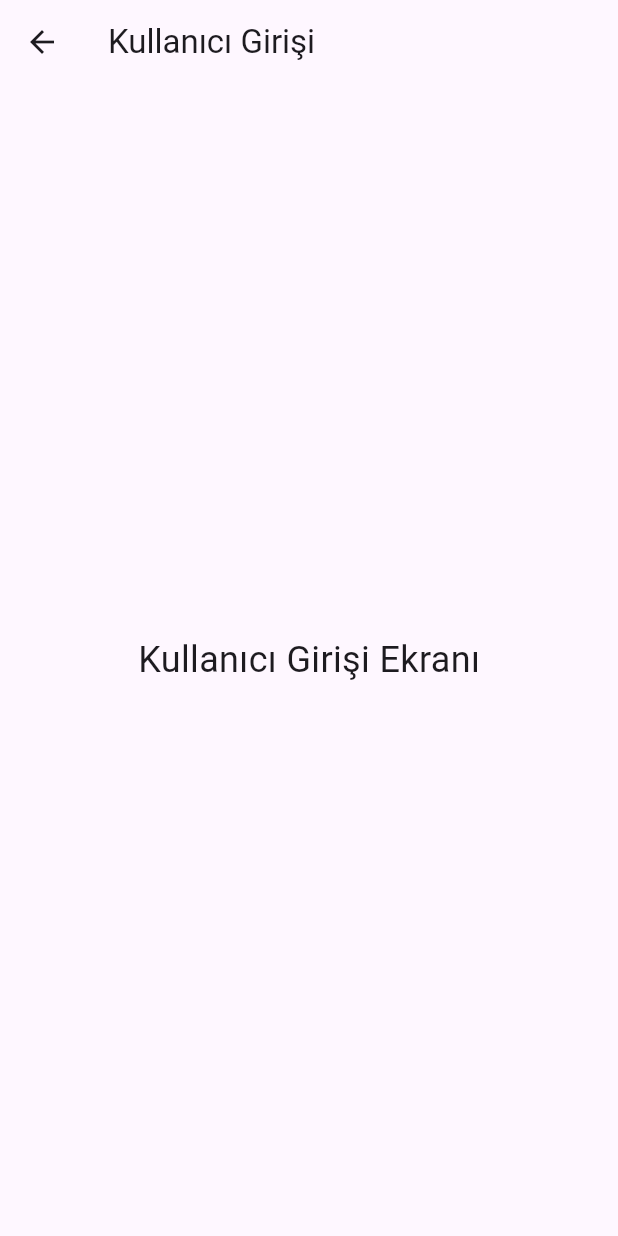
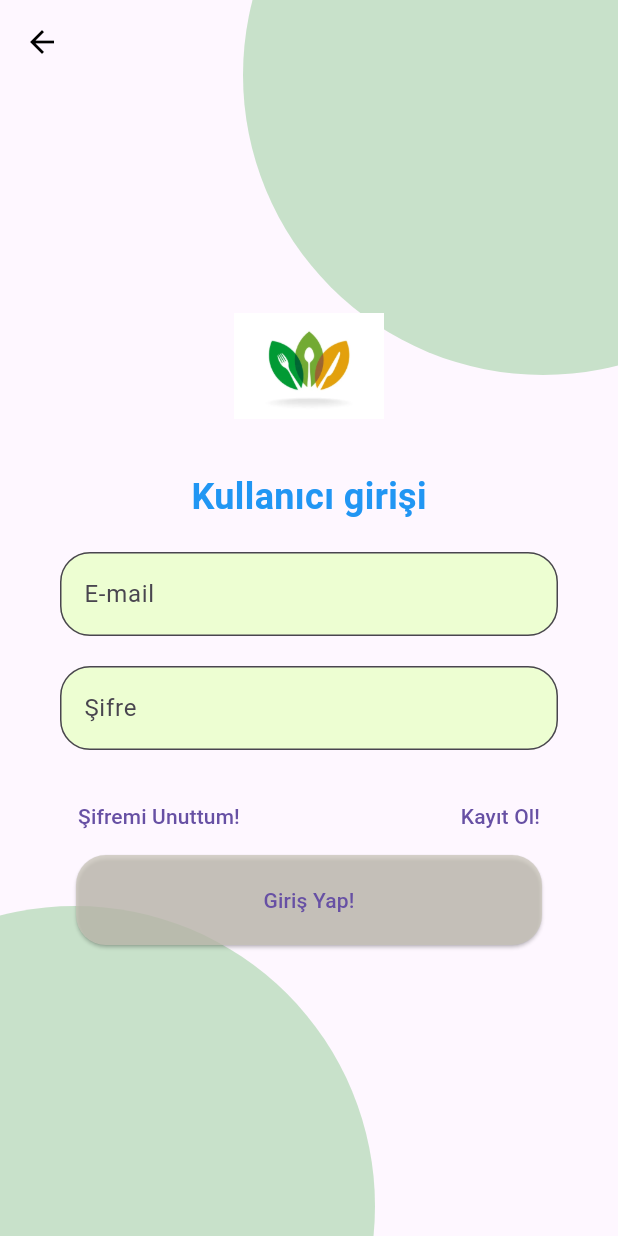
Before and after one commit to fatihTalhaYavuz/bootcampGoogle60, a Flutter app: the UserLoginScreen screen opened directly, on a phone screen of 412 x 824 dp. Run offline on Flutter 3.47's test engine with Material 3 defaults, Android fonts, the phone set to English and light mode, and no system bars.

Commit message:
Update colors for the user login screen and restaurant login screen

```diff
--- /dev/null
+++ b/lib/colors.dart
@@ -0,0 +1,9 @@
+import 'dart:ui';
+
+var lgnback = const Color(0xFFEDFED2); // kullanıcı adı şifre girdiğimiz yerin arka rengi
+var circle1 = const Color(0xFF7DD15F); // Yeşilimsi daireler
+var lgnbttns = const Color(0xFFC8C4B7); // Giriş yapmadan önceki buton (Giriş yap - Kayıt ol vb.)
+var buttonrenk2 = const Color(0xFFF7B500);
+var yazirenk = const Color(0xFF8A959E);
+var anayazirenk = const Color(0xFF12162D);
+var anarenk3 = const Color(0xFF596552);
--- a/lib/pages/loginscreen/user_login_screen.dart
+++ b/lib/pages/loginscreen/user_login_screen.dart
@@ -1,4 +1,5 @@
 import 'package:flutter/material.dart';
+import 'package:google_bootcamp_60/colors.dart';
 
 class UserLoginScreen extends StatelessWidget {
   const UserLoginScreen({super.key});
@@ -6,20 +7,130 @@ class UserLoginScreen extends StatelessWidget {
   @override
   Widget build(BuildContext context) {
     return Scaffold(
+      resizeToAvoidBottomInset: false, // Klavye açıldığında yeniden boyutlandırmayı engeller
+      extendBodyBehindAppBar: true, // AppBar'ın arka plana yayılmasını sağlar
       appBar: AppBar(
-        title: const Text('Kullanıcı Girişi'),
+        backgroundColor: Colors.transparent,
+        elevation: 0,
+        iconTheme: const IconThemeData(color: Colors.black),
       ),
-      body: Center(
-        child: Column(
-          mainAxisAlignment: MainAxisAlignment.center,
-          children: const [
-            Text(
-              'Kullanıcı Girişi Ekranı',
-              style: TextStyle(fontSize: 24.0),
+      body: Stack(
+        children: [
+          // Üst yeşil daire
+          Positioned(
+            top: -150,
+            right: -150,
+            child: Container(
+              width: 400,
+              height: 400,
+              decoration: BoxDecoration(
+                color: Colors.green.withOpacity(0.3),
+                shape: BoxShape.circle,
+              ),
             ),
-            // Diğer kullanıcı girişi içerikleri burada olacak
-          ],
-        ),
+          ),
+          // Alt yeşil daire
+          Positioned(
+            bottom: -180,
+            left: -150,
+            child: Container(
+              width: 400,
+              height: 400,
+              decoration: BoxDecoration(
+                color: Colors.green.withOpacity(0.3),
+                shape: BoxShape.circle,
+              ),
+            ),
+          ),
+          // İçerik
+          Center(
+            child: SingleChildScrollView(
+              child: Padding(
+                padding: const EdgeInsets.symmetric(horizontal: 40.0),
+                child: Column(
+                  mainAxisAlignment: MainAxisAlignment.center,
+                  children: [
+                    // Logo
+                    Image.asset(
+                      'assets/logo.png', // Logo dosyasının yolu
+                      height: 100.0,
+                      width: 100.0,
+                    ),
+                    const SizedBox(height: 20.0),
+                    const Text(
+                      'Kullanıcı girişi',
+                      style: TextStyle(
+                        fontSize: 24.0,
+                        fontWeight: FontWeight.bold,
+                        color: Colors.blue,
+                      ),
+                    ),
+                    const SizedBox(height: 20.0),
+                    // E-mail TextField
+                    TextField(
+                      decoration: InputDecoration(
+                        hintText: 'E-mail',
+                        filled: true,
+                        fillColor: lgnback,
+                        border: OutlineInputBorder(
+                          borderRadius: BorderRadius.circular(20.0),
+                        ),
+                      ),
+                    ),
+                    const SizedBox(height: 20.0),
+                    // Şifre TextField
+                    TextField(
+                      decoration: InputDecoration(
+                        hintText: 'Şifre',
+                        filled: true,
+                        fillColor: lgnback,
+                        border: OutlineInputBorder(
+                          borderRadius: BorderRadius.circular(20.0),
+                        ),
+                      ),
+                      obscureText: true,
+                    ),
+                    const SizedBox(height: 20.0),
+                    Row(
+                      mainAxisAlignment: MainAxisAlignment.spaceBetween,
+                      children: [
+                        TextButton(
+                          onPressed: () {
+                            // Şifremi unuttum işlemi
+                          },
+                          child: const Text('Şifremi Unuttum!'),
+                        ),
+                        TextButton(
+                          onPressed: () {
+                            // Kayıt ol işlemi
+                          },
+                          child: const Text('Kayıt Ol!'),
+                        ),
+                      ],
+                    ),
+                    const SizedBox(height: 2.0),
+                    ElevatedButton(
+                      onPressed: () {
+                        // Giriş yap işlemi
+                      },
+                      child: const Text('Giriş Yap!'),
+                      style: ElevatedButton.styleFrom(
+                        backgroundColor: lgnbttns.withOpacity(0.72), // Buton arka plan rengini yüzde 72 şeffaf yapar
+                        padding: const EdgeInsets.symmetric(
+                          horizontal: 125.0,
+                          vertical: 20.0,
+                        ),
+                        shape: RoundedRectangleBorder(
+                          borderRadius: BorderRadius.circular(20.0),
+                        ),
+                      ),
+                    ),
+                  ],
+                ),
+              ),
+            ),
+          ),
+        ],
       ),
     );
   }
```
Also changed, not shown: lib/app_open_screen.dart (+26 -14 lines), lib/main.dart (+4 -5 lines), lib/pages/loginscreen/restaurant_login_screen.dart (added, +26 -0 lines), lib/pages/loginscreen/pwreset.dart (added).
